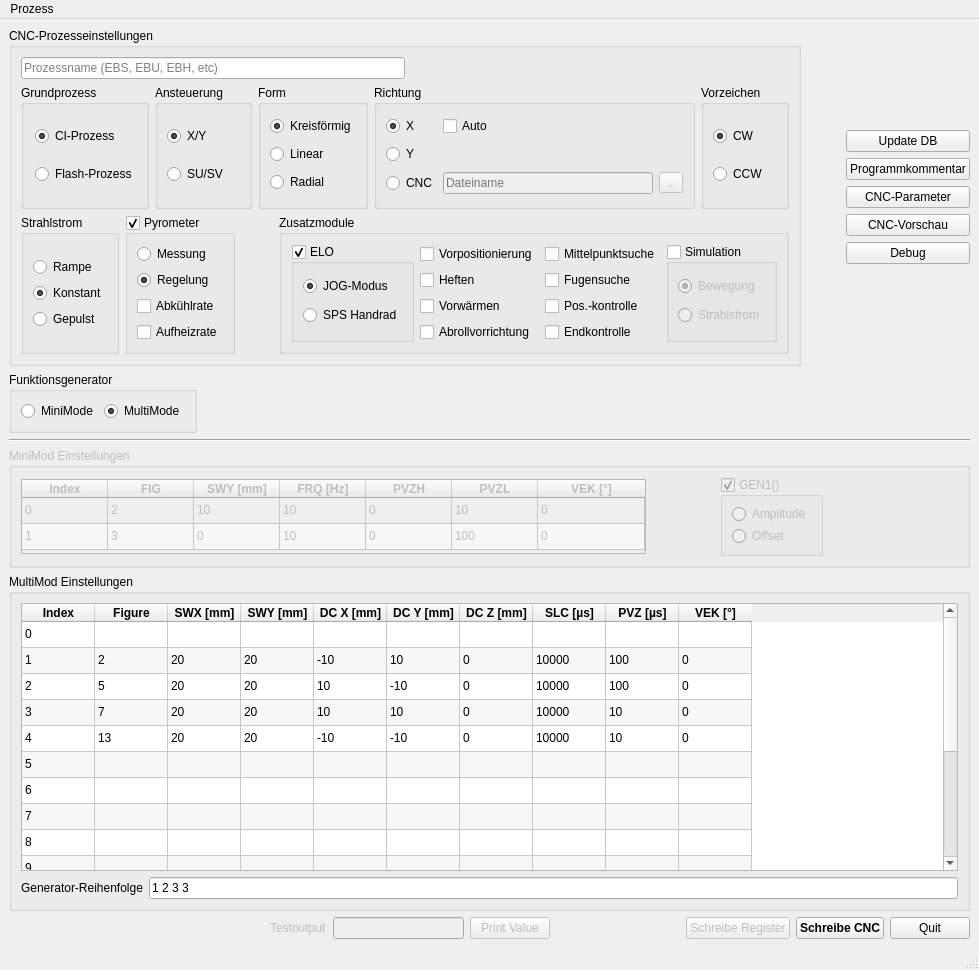
Qt form src/gui_mumo_gen.ui (lhalb/cncBuilder) before a commit.
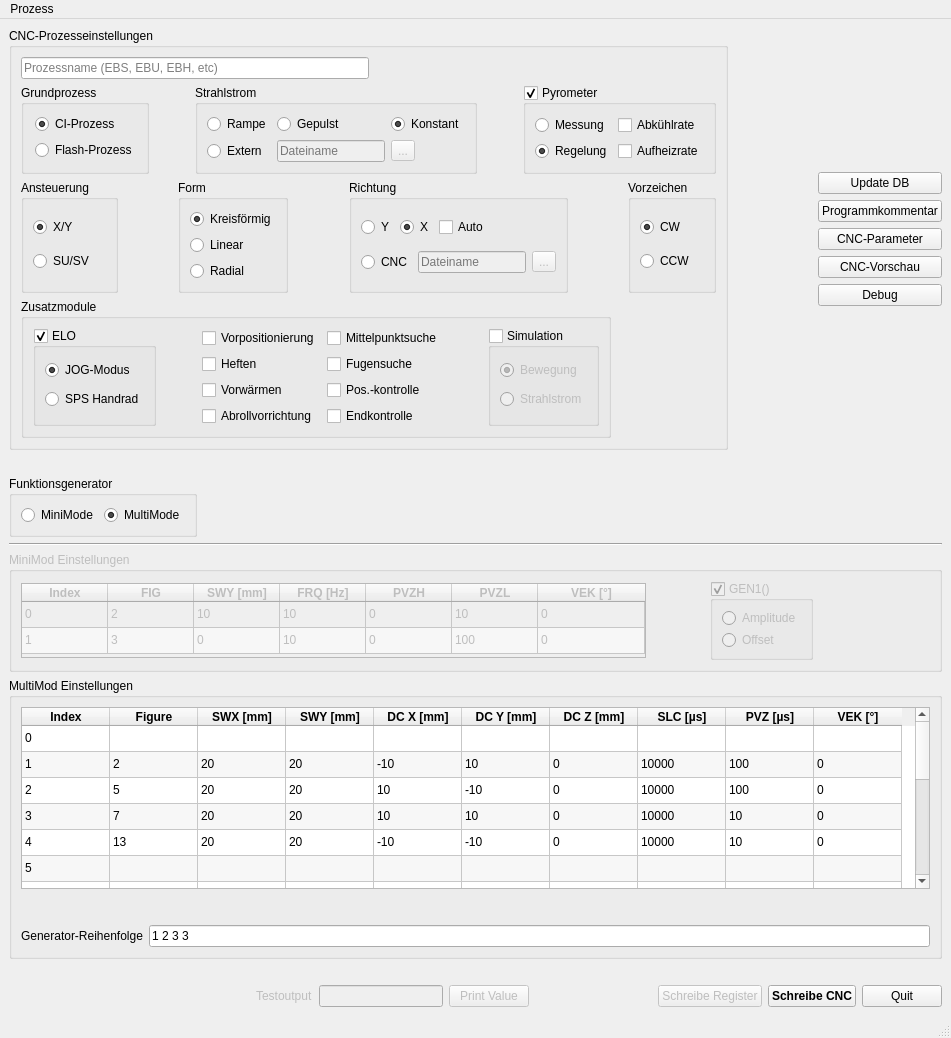
The same form after that commit.

```diff
--- a/src/gui_mumo_gen.ui
+++ b/src/gui_mumo_gen.ui
@@ -6,8 +6,8 @@
    <rect>
     <x>0</x>
     <y>0</y>
-    <width>979</width>
-    <height>970</height>
+    <width>951</width>
+    <height>1038</height>
    </rect>
   </property>
   <property name="sizePolicy">
@@ -75,8 +75,8 @@
           </layout>
          </item>
          <item>
-          <layout class="QHBoxLayout" name="horizontalLayout_7">
-           <property name="bottomMargin">
+          <layout class="QHBoxLayout" name="horizontalLayout_14">
+           <property name="topMargin">
             <number>0</number>
            </property>
            <item>
@@ -115,6 +115,180 @@
             </widget>
            </item>
            <item>
+            <spacer name="horizontalSpacer_11">
+             <property name="orientation">
+              <enum>Qt::Horizontal</enum>
+             </property>
+             <property name="sizeHint" stdset="0">
+              <size>
+               <width>40</width>
+               <height>20</height>
+              </size>
+             </property>
+            </spacer>
+           </item>
+           <item>
+            <widget class="QGroupBox" name="gb_strahlstrom">
+             <property name="title">
+              <string>Strahlstrom</string>
+             </property>
+             <layout class="QVBoxLayout" name="verticalLayout_5">
+              <item>
+               <layout class="QGridLayout" name="gridLayout_3">
+                <property name="topMargin">
+                 <number>0</number>
+                </property>
+                <item row="0" column="0">
+                 <widget class="QRadioButton" name="rb_ib_ramp">
+                  <property name="text">
+                   <string>Rampe</string>
+                  </property>
+                 </widget>
+                </item>
+                <item row="0" column="1">
+                 <widget class="QRadioButton" name="rb_ib_puls">
+                  <property name="text">
+                   <string>Gepulst</string>
+                  </property>
+                 </widget>
+                </item>
+                <item row="2" column="1">
+                 <widget class="QLineEdit" name="txt_ib_ext">
+                  <property name="enabled">
+                   <bool>false</bool>
+                  </property>
+                  <property name="placeholderText">
+                   <string>Dateiname</string>
+                  </property>
+                 </widget>
+                </item>
+                <item row="2" column="2">
+                 <widget class="QToolButton" name="tb_ib_ext">
+                  <property name="enabled">
+                   <bool>false</bool>
+                  </property>
+                  <property name="text">
+                   <string>...</string>
+                  </property>
+                 </widget>
+                </item>
+                <item row="2" column="0">
+                 <widget class="QRadioButton" name="rb_ib_ext">
+                  <property name="text">
+                   <string>Extern</string>
+                  </property>
+                 </widget>
+                </item>
+                <item row="0" column="2">
+                 <widget class="QRadioButton" name="rb_ib_const">
+                  <property name="text">
+                   <string>Konstant</string>
+                  </property>
+                  <property name="checked">
+                   <bool>true</bool>
+                  </property>
+                 </widget>
+                </item>
+               </layout>
+              </item>
+             </layout>
+            </widget>
+           </item>
+           <item>
+            <spacer name="horizontalSpacer_7">
+             <property name="orientation">
+              <enum>Qt::Horizontal</enum>
+             </property>
+             <property name="sizeHint" stdset="0">
+              <size>
+               <width>40</width>
+               <height>20</height>
+              </size>
+             </property>
+            </spacer>
+           </item>
+           <item>
+            <widget class="QGroupBox" name="gb_pyro">
+             <property name="title">
+              <string>Pyrometer</string>
+             </property>
+             <property name="checkable">
+              <bool>true</bool>
+             </property>
+             <layout class="QVBoxLayout" name="verticalLayout_16">
+              <item>
+               <layout class="QGridLayout" name="gridLayout_4">
+                <property name="topMargin">
+                 <number>0</number>
+                </property>
+                <item row="0" column="0">
+                 <widget class="QRadioButton" name="rb_check_only">
+                  <property name="text">
+                   <string>Messung</string>
+                  </property>
+                  <property name="checked">
+                   <bool>false</bool>
+                  </property>
+                  <property name="autoRepeat">
+                   <bool>false</bool>
+                  </property>
+                  <property name="autoExclusive">
+                   <bool>true</bool>
+                  </property>
+                 </widget>
+                </item>
+                <item row="1" column="0">
+                 <widget class="QRadioButton" name="rb_reg">
+                  <property name="text">
+                   <string>Regelung</string>
+                  </property>
+                  <property name="checked">
+                   <bool>true</bool>
+                  </property>
+                 </widget>
+                </item>
+                <item row="0" column="1">
+                 <widget class="QCheckBox" name="cb_t_ab">
+                  <property name="text">
+                   <string>Abkühlrate</string>
+                  </property>
+                  <property name="checked">
+                   <bool>false</bool>
+                  </property>
+                  <property name="autoExclusive">
+                   <bool>false</bool>
+                  </property>
+                  <property name="tristate">
+                   <bool>false</bool>
+                  </property>
+                 </widget>
+                </item>
+                <item row="1" column="1">
+                 <widget class="QCheckBox" name="cb_t_auf">
+                  <property name="text">
+                   <string>Aufheizrate</string>
+                  </property>
+                  <property name="checked">
+                   <bool>false</bool>
+                  </property>
+                  <property name="autoExclusive">
+                   <bool>false</bool>
+                  </property>
+                 </widget>
+                </item>
+               </layout>
+              </item>
+             </layout>
+            </widget>
+           </item>
+          </layout>
+         </item>
+         <item>
+          <layout class="QHBoxLayout" name="horizontalLayout_7">
+           <property name="bottomMargin">
+            <number>0</number>
+           </property>
+           <item>
             <widget class="QGroupBox" name="gb_ansteuer">
              <property name="title">
               <string>Ansteuerung</string>
@@ -140,6 +314,19 @@
              </layout>
             </widget>
            </item>
+           <item>
+            <spacer name="horizontalSpacer_13">
+             <property name="orientation">
+              <enum>Qt::Horizontal</enum>
+             </property>
+             <property name="sizeHint" stdset="0">
+              <size>
+               <width>40</width>
+               <height>20</height>
+              </size>
+             </property>
+            </spacer>
+           </item>
            <item>
             <widget class="QGroupBox" name="gb_form">
              <property name="title">
@@ -176,18 +363,45 @@
              </layout>
             </widget>
            </item>
+           <item>
+            <spacer name="horizontalSpacer_14">
+             <property name="orientation">
+              <enum>Qt::Horizontal</enum>
+             </property>
+             <property name="sizeHint" stdset="0">
+              <size>
+               <width>40</width>
+               <height>20</height>
+              </size>
+             </property>
+            </spacer>
+           </item>
            <item>
             <widget class="QGroupBox" name="gb_richt">
              <property name="title">
               <string>Richtung</string>
              </property>
-             <layout class="QHBoxLayout" name="horizontalLayout_8">
+             <layout class="QVBoxLayout" name="verticalLayout_8">
               <item>
-               <layout class="QGridLayout" name="gridLayout">
-                <property name="bottomMargin">
-                 <number>0</number>
-                </property>
-                <item row="1" column="1">
+               <layout class="QHBoxLayout" name="horizontalLayout_8">
+                <item>
+                 <widget class="QRadioButton" name="rb_dir_y">
+                  <property name="text">
+                   <string>Y</string>
+                  </property>
+                 </widget>
+                </item>
+                <item>
+                 <widget class="QRadioButton" name="rb_dir_x">
+                  <property name="text">
+                   <string>X</string>
+                  </property>
+                  <property name="checked">
+                   <bool>true</bool>
+                  </property>
+                 </widget>
+                </item>
+                <item>
                  <widget class="QCheckBox" name="cb_auto">
                   <property name="toolTip">
                    <string>&lt;html&gt;&lt;head/&gt;&lt;body&gt;&lt;p&gt;Fahre ohne Einrichtung in eine bestimmte Richtung.&lt;/p&gt;&lt;p&gt;ELO wird nur zum Anfahren der Anfangsposition genutzt.&lt;/p&gt;&lt;/body&gt;&lt;/html&gt;</string>
@@ -197,47 +411,44 @@
                   </property>
                  </widget>
                 </item>
-                <item row="1" column="0">
-                 <widget class="QRadioButton" name="rb_dir_x">
-                  <property name="text">
-                   <string>X</string>
+                <item>
+                 <spacer name="horizontalSpacer_18">
+                  <property name="orientation">
+                   <enum>Qt::Horizontal</enum>
                   </property>
-                  <property name="checked">
-                   <bool>true</bool>
+                  <property name="sizeHint" stdset="0">
+                   <size>
+                    <width>40</width>
+                    <height>20</height>
+                   </size>
                   </property>
-                 </widget>
+                 </spacer>
                 </item>
-                <item row="2" column="0">
-                 <widget class="QRadioButton" name="rb_dir_y">
+               </layout>
+              </item>
+              <item>
+               <layout class="QHBoxLayout" name="horizontalLayout_15">
+                <item>
+                 <widget class="QRadioButton" name="rb_cnc_ext">
                   <property name="text">
-                   <string>Y</string>
+                   <string>CNC</string>
                   </property>
                  </widget>
                 </item>
-                <item row="3" column="2">
-                 <widget class="QToolButton" name="tb_ext_cnc">
-                  <property name="enabled">
-                   <bool>false</bool>
-                  </property>
-                  <property name="text">
-                   <string>...</string>
-                  </property>
-                 </widget>
-                </item>
-                <item row="3" column="1">
+                <item>
                  <widget class="QLineEdit" name="txt_ext_cnc">
                   <property name="enabled">
                    <bool>false</bool>
                   </property>
                   <property name="sizePolicy">
-                   <sizepolicy hsizetype="MinimumExpanding" vsizetype="Fixed">
+                   <sizepolicy hsizetype="Expanding" vsizetype="Fixed">
                     <horstretch>0</horstretch>
                     <verstretch>0</verstretch>
                    </sizepolicy>
                   </property>
                   <property name="minimumSize">
                    <size>
-                    <width>30</width>
+                    <width>0</width>
                     <height>0</height>
                    </size>
                   </property>
@@ -246,10 +457,13 @@
                   </property>
                  </widget>
                 </item>
-                <item row="3" column="0">
-                 <widget class="QRadioButton" name="rb_cnc_ext">
+                <item>
+                 <widget class="QToolButton" name="tb_ext_cnc">
+                  <property name="enabled">
+                   <bool>false</bool>
+                  </property>
                   <property name="text">
-                   <string>CNC</string>
+                   <string>...</string>
                   </property>
                  </widget>
                 </item>
@@ -258,6 +472,19 @@
              </layout>
             </widget>
            </item>
+           <item>
+            <spacer name="horizontalSpacer_15">
+             <property name="orientation">
+              <enum>Qt::Horizontal</enum>
+             </property>
+             <property name="sizeHint" stdset="0">
+              <size>
+               <width>40</width>
+               <height>20</height>
+              </size>
+             </property>
+            </spacer>
+           </item>
            <item>
             <widget class="QGroupBox" name="gb_vz">
              <property name="title">
@@ -288,126 +515,6 @@
          </item>
          <item>
           <layout class="QHBoxLayout" name="horizontalLayout_5">
-           <item>
-            <widget class="QGroupBox" name="gb_strahlstrom">
-             <property name="title">
-              <string>Strahlstrom</string>
-             </property>
-             <layout class="QVBoxLayout" name="verticalLayout_5">
-              <item>
-               <layout class="QGridLayout" name="gridLayout_3">
-                <property name="topMargin">
-                 <number>0</number>
-                </property>
-                <item row="1" column="0">
-                 <widget class="QRadioButton" name="rb_ib_const">
-                  <property name="text">
-                   <string>Konstant</string>
-                  </property>
-                  <property name="checked">
-                   <bool>true</bool>
-                  </property>
-                 </widget>
-                </item>
-                <item row="0" column="0">
-                 <widget class="QRadioButton" name="rb_ib_ramp">
-                  <property name="text">
-                   <string>Rampe</string>
-                  </property>
-                 </widget>
-                </item>
-                <item row="2" column="0">
-                 <widget class="QRadioButton" name="radioButton_3">
-                  <property name="text">
-                   <string>Gepulst</string>
-                  </property>
-                 </widget>
-                </item>
-               </layout>
-              </item>
-             </layout>
-            </widget>
-           </item>
-           <item>
-            <widget class="QGroupBox" name="gb_pyro">
-             <property name="title">
-              <string>Pyrometer</string>
-             </property>
-             <property name="checkable">
-              <bool>true</bool>
-             </property>
-             <layout class="QVBoxLayout" name="verticalLayout_16">
-              <item>
-               <widget class="QRadioButton" name="rb_check_only">
-                <property name="text">
-                 <string>Messung</string>
-                </property>
-                <property name="checked">
-                 <bool>false</bool>
-                </property>
-                <property name="autoRepeat">
-                 <bool>false</bool>
-                </property>
-                <property name="autoExclusive">
-                 <bool>true</bool>
-                </property>
-               </widget>
-              </item>
-              <item>
-               <widget class="QRadioButton" name="rb_reg">
-                <property name="text">
-                 <string>Regelung</string>
-                </property>
-                <property name="checked">
-                 <bool>true</bool>
-                </property>
-               </widget>
-              </item>
-              <item>
-               <widget class="QCheckBox" name="cb_t_ab">
-                <property name="text">
-                 <string>Abkühlrate</string>
-                </property>
-                <property name="checked">
-                 <bool>false</bool>
-                </property>
-                <property name="autoExclusive">
-                 <bool>false</bool>
-                </property>
-                <property name="tristate">
-                 <bool>false</bool>
-                </property>
-               </widget>
-              </item>
-              <item>
-               <widget class="QCheckBox" name="cb_t_auf">
-                <property name="text">
-                 <string>Aufheizrate</string>
-                </property>
-                <property name="checked">
-                 <bool>false</bool>
-                </property>
-                <property name="autoExclusive">
-                 <bool>false</bool>
-                </property>
-               </widget>
-              </item>
-             </layout>
-            </widget>
-           </item>
-           <item>
-            <spacer name="horizontalSpacer_7">
-             <property name="orientation">
-              <enum>Qt::Horizontal</enum>
-             </property>
-             <property name="sizeHint" stdset="0">
-              <size>
-               <width>40</width>
-               <height>20</height>
-              </size>
-             </property>
-            </spacer>
-           </item>
            <item>
             <widget class="QGroupBox" name="groupBox_3">
              <property name="title">
@@ -446,6 +553,19 @@
                 </layout>
                </widget>
               </item>
+              <item>
+               <spacer name="horizontalSpacer_16">
+                <property name="orientation">
+                 <enum>Qt::Horizontal</enum>
+                </property>
+                <property name="sizeHint" stdset="0">
+                 <size>
+                  <width>40</width>
+                  <height>20</height>
+                 </size>
+                </property>
+               </spacer>
+              </item>
               <item>
                <layout class="QGridLayout" name="gridLayout_2">
                 <property name="leftMargin">
@@ -533,6 +653,19 @@
                 </item>
                </layout>
               </item>
+              <item>
+               <spacer name="horizontalSpacer_17">
+                <property name="orientation">
+                 <enum>Qt::Horizontal</enum>
+                </property>
+                <property name="sizeHint" stdset="0">
+                 <size>
+                  <width>40</width>
+                  <height>20</height>
+                 </size>
+                </property>
+               </spacer>
+              </item>
               <item>
                <widget class="QGroupBox" name="groupBox_2">
                 <property name="title">
@@ -568,6 +701,19 @@
              </layout>
             </widget>
            </item>
+           <item>
+            <spacer name="horizontalSpacer_12">
+             <property name="orientation">
+              <enum>Qt::Horizontal</enum>
+             </property>
+             <property name="sizeHint" stdset="0">
+              <size>
+               <width>40</width>
+               <height>20</height>
+              </size>
+             </property>
+            </spacer>
+           </item>
           </layout>
          </item>
         </layout>
@@ -671,6 +817,19 @@
       </item>
      </layout>
     </item>
+    <item>
+     <spacer name="verticalSpacer_6">
+      <property name="orientation">
+       <enum>Qt::Vertical</enum>
+      </property>
+      <property name="sizeHint" stdset="0">
+       <size>
+        <width>20</width>
+        <height>40</height>
+       </size>
+      </property>
+     </spacer>
+    </item>
     <item>
      <layout class="QHBoxLayout" name="horizontalLayout_13">
       <property name="bottomMargin">
@@ -1079,7 +1238,7 @@
            <property name="minimumSize">
             <size>
              <width>754</width>
-             <height>150</height>
+             <height>120</height>
             </size>
            </property>
            <property name="maximumSize">
@@ -1113,7 +1272,7 @@
             <bool>false</bool>
            </attribute>
            <attribute name="horizontalHeaderDefaultSectionSize">
-            <number>73</number>
+            <number>88</number>
            </attribute>
            <attribute name="horizontalHeaderHighlightSections">
             <bool>true</bool>
@@ -1648,6 +1807,19 @@
            </item>
           </widget>
          </item>
+         <item>
+          <spacer name="verticalSpacer_10">
+           <property name="orientation">
+            <enum>Qt::Vertical</enum>
+           </property>
+           <property name="sizeHint" stdset="0">
+            <size>
+             <width>20</width>
+             <height>40</height>
+            </size>
+           </property>
+          </spacer>
+         </item>
          <item>
           <layout class="QHBoxLayout" name="horizontalLayout">
            <item>
@@ -1677,6 +1849,19 @@
       </layout>
      </widget>
     </item>
+    <item>
+     <spacer name="verticalSpacer_8">
+      <property name="orientation">
+       <enum>Qt::Vertical</enum>
+      </property>
+      <property name="sizeHint" stdset="0">
+       <size>
+        <width>20</width>
+        <height>40</height>
+       </size>
+      </property>
+     </spacer>
+    </item>
     <item>
      <layout class="QHBoxLayout" name="horizontalLayout_3">
       <item>
@@ -1787,7 +1972,7 @@
     <rect>
      <x>0</x>
      <y>0</y>
-     <width>979</width>
+     <width>951</width>
      <height>26</height>
     </rect>
    </property>
```
Left out of the diff: 2 changed lines with no effect on the pictures.
